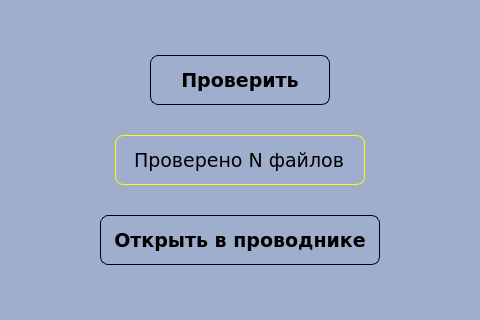
Asklit/CourseProjectPython, file uiMainFile.ui: the form before one commit; both pictures show x 230 to 710 and y 245 to 565 of the 940 by 680 pixel window.
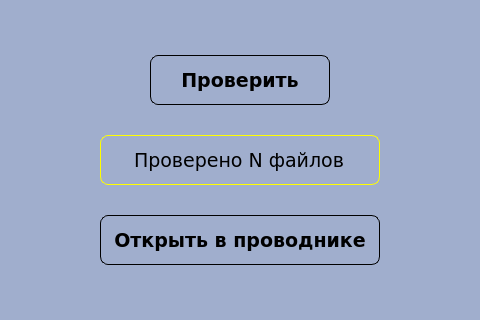
The form after the commit.

The edit to the form file:
```diff
--- a/uiMainFile.ui
+++ b/uiMainFile.ui
@@ -380,9 +380,9 @@
    <widget class="QLineEdit" name="LEResLine">
     <property name="geometry">
      <rect>
-      <x>345</x>
+      <x>330</x>
       <y>380</y>
-      <width>250</width>
+      <width>280</width>
       <height>50</height>
      </rect>
     </property>
```
